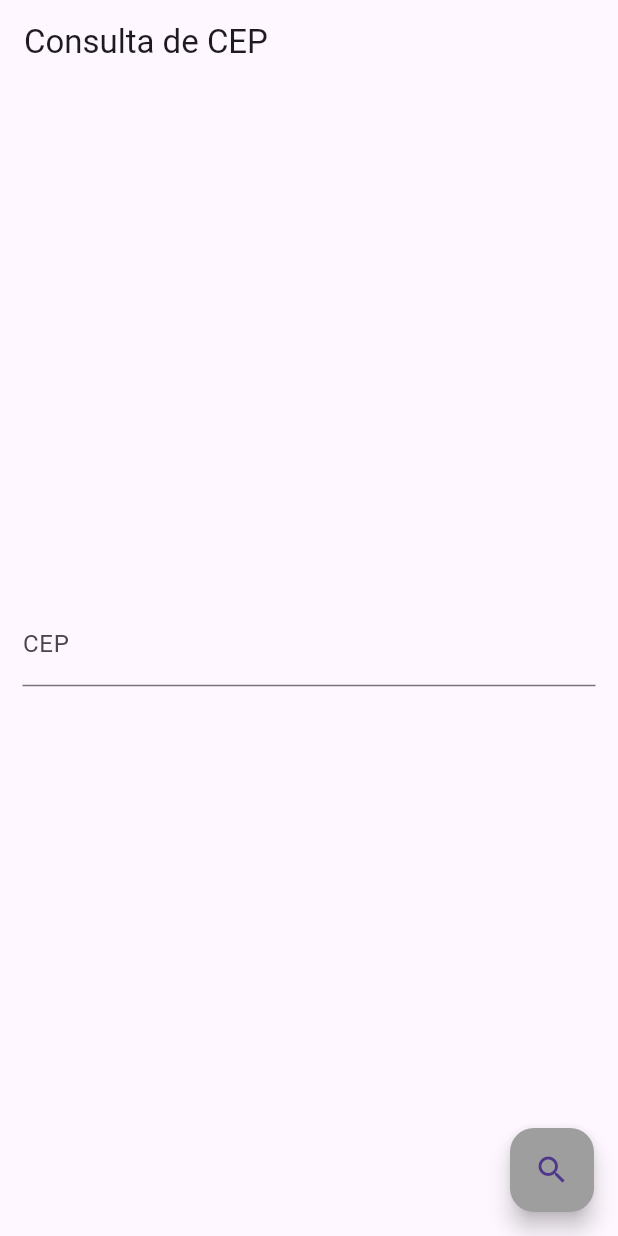
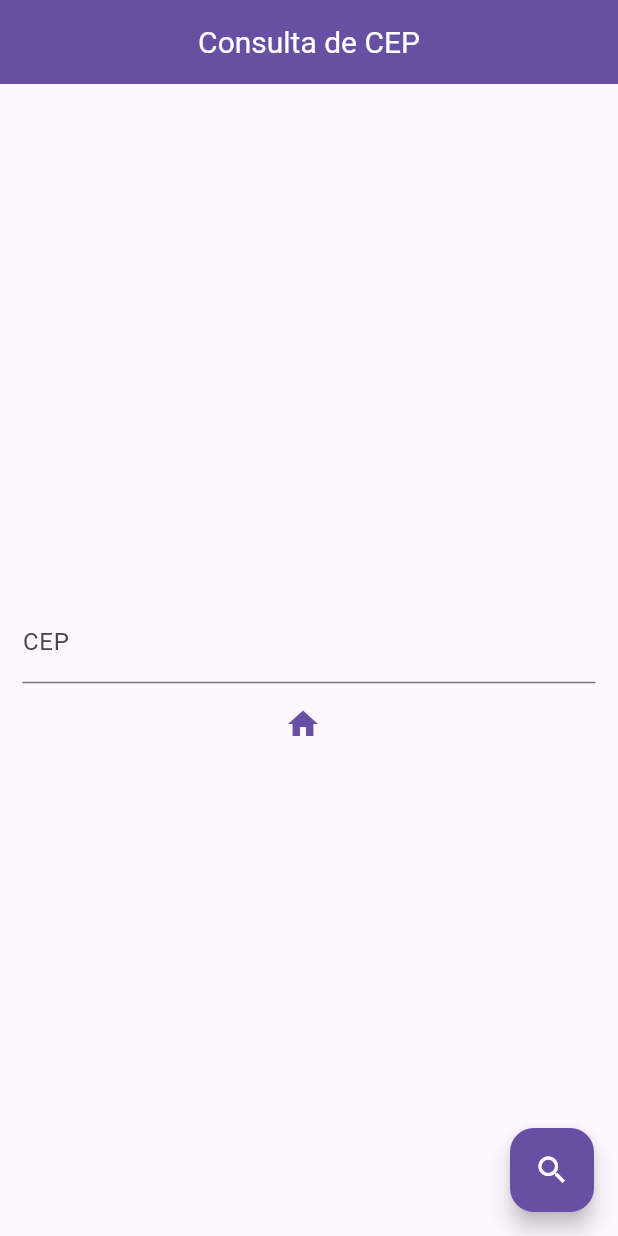
Before and after one commit to andre-luiz-aquino/viacep, a Flutter app: the screen it shows after launch, after a tap on the "search" icon, on a phone screen of 412 x 824 dp. Run offline on Flutter 3.47's test engine with Material 3 defaults, Android fonts, the phone set to English and light mode, and no system bars; network calls fail; Roboto replaces fonts that are missing (Lexend).

Commit message:
gabriel o melhor do mundo

```diff
--- a/lib/buscar_cep.dart
+++ b/lib/buscar_cep.dart
@@ -34,7 +34,7 @@ class _BuscarCEP extends State<BuscarCEP> {
       endereco = "${dadosCep["logradouro"]}, ${dadosCep["bairro"]},"
           "${dadosCep["localidade"]} - ${dadosCep["uf"]} ";
     } else {
-      endereco = 'Cep informado incorretamente ou não encontrado.';
+      endereco = 'CEP informado incorretamente ou não encontrado.';
     }
 
     setState(() {
@@ -46,8 +46,13 @@ class _BuscarCEP extends State<BuscarCEP> {
   Widget build(BuildContext context) {
     return Scaffold(
       appBar: AppBar(
-        title: Text("Consulta de CEP"),
-      ),
+          title: Text(
+            "Consulta de CEP",
+            style: TextStyle(
+                fontFamily: 'Lexend', color: Colors.white, fontSize: 20),
+          ),
+          centerTitle: true,
+          backgroundColor: Theme.of(context).colorScheme.primary),
       body: Center(
         child: Column(
           mainAxisAlignment: MainAxisAlignment.center,
@@ -55,19 +60,31 @@ class _BuscarCEP extends State<BuscarCEP> {
             Padding(
               padding: const EdgeInsets.all(15.0),
               child: TextField(
+                style: TextStyle(fontFamily: 'Lexend', fontSize: 15),
                 controller: _cepController,
                 keyboardType: TextInputType.number,
-                decoration: InputDecoration(labelText: 'CEP'),
+                decoration: InputDecoration(
+                    labelText: 'CEP',
+                    hintText: 'Digite o CEP que deseja buscar'),
               ),
             ),
-            Text('$_valorRetorno')
+            Row(
+              mainAxisSize: MainAxisSize.min,
+              children: [
+                Icon(Icons.home,
+                    color:
+                        Theme.of(context).colorScheme.primary), // Ícone de casa
+                SizedBox(width: 8), // Espaço entre o ícone e o texto
+                Text(_valorRetorno), // Resultado da busca
+              ],
+            )
           ],
         ),
       ),
       floatingActionButton: FloatingActionButton(
         onPressed: _buscarCep,
-        child: Icon(Icons.search),
-        backgroundColor: Colors.grey,
+        child: Icon(Icons.search, color: Colors.white),
+        backgroundColor: Theme.of(context).colorScheme.primary,
       ),
     );
   }
```
